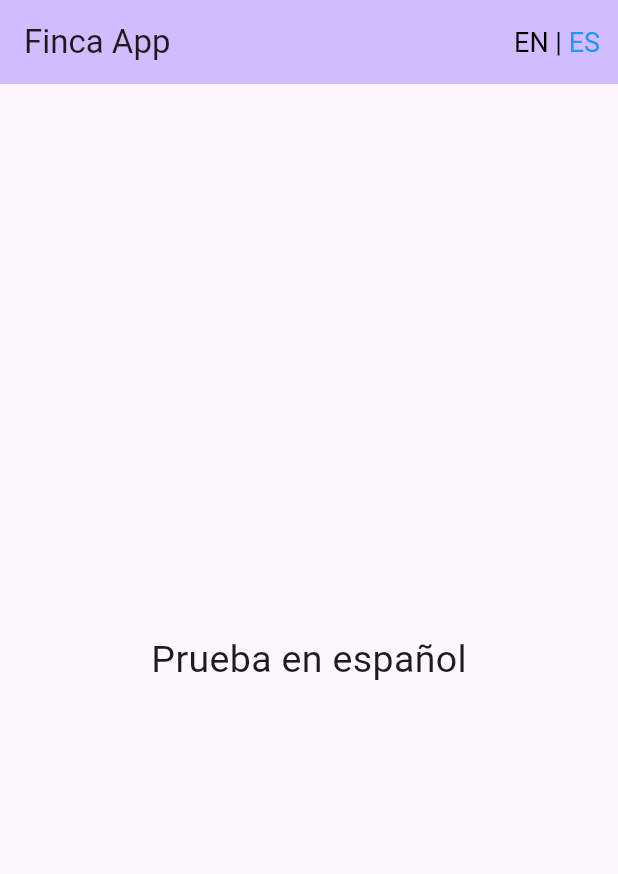
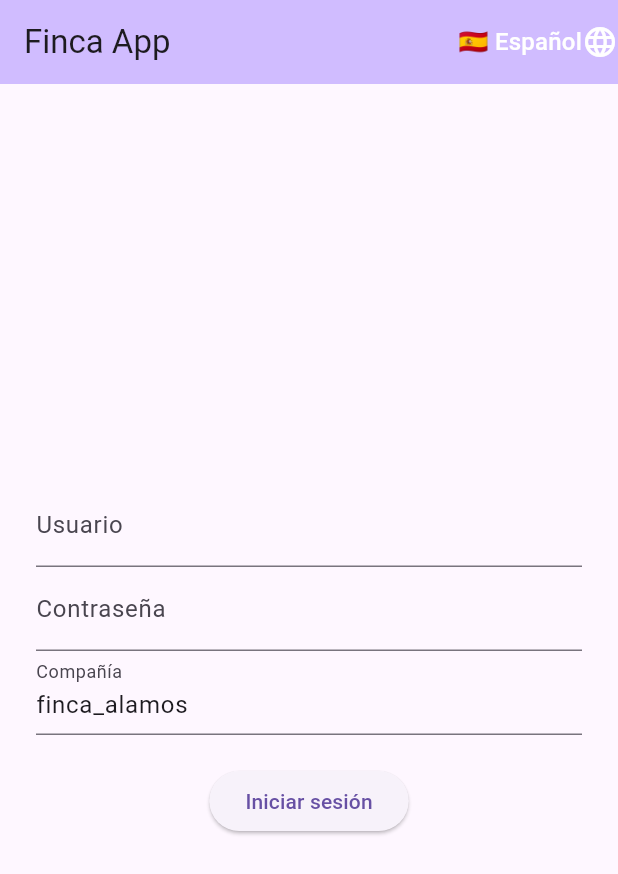
Before and after one commit to LuzCosmos/finca_app_frontend, a Flutter app: the screen it shows after launch, on a phone screen of 412 x 824 dp. Shown: the top 874 px of the screen. Run offline on Flutter 3.47's test engine with Material 3 defaults, Android fonts, the phone set to English and light mode, and no system bars; our stand-ins replace device_info_plus, equatable, flutter_bloc, logger, platform.

Commit message:
Implements platform detector and login

```diff
--- /dev/null
+++ b/lib/core/models/user_model.dart
@@ -0,0 +1,50 @@
+class Role {
+  final String id;
+  final String code;
+  final String name;
+  final String description;
+
+  Role({
+    required this.id,
+    required this.code,
+    required this.name,
+    required this.description,
+  });
+
+  factory Role.fromJson(Map<String, dynamic> json) => Role(
+    id: json['id'],
+    code: json['code'],
+    name: json['name'],
+    description: json['description'],
+  );
+}
+
+class User {
+  final String id;
+  final String username;
+  final String firstName;
+  final String lastName;
+  final String email;
+  final String tenantId;
+  final List<Role> roles;
+
+  User({
+    required this.id,
+    required this.username,
+    required this.firstName,
+    required this.lastName,
+    required this.email,
+    required this.tenantId,
+    required this.roles,
+  });
+
+  factory User.fromJson(Map<String, dynamic> json) => User(
+    id: json['id'],
+    username: json['username'],
+    firstName: json['first_name'],
+    lastName: json['last_name'],
+    email: json['email'],
+    tenantId: json['tenant_id'],
+    roles: (json['roles'] as List).map((r) => Role.fromJson(r)).toList(),
+  );
+}
--- /dev/null
+++ b/lib/core/services/auth_exception.dart
@@ -0,0 +1,7 @@
+class AuthException implements Exception {
+  final String message;
+  AuthException(this.message);
+
+  @override
+  String toString() => message;
+}
--- a/lib/l10n/app_es.arb
+++ b/lib/l10n/app_es.arb
@@ -1,4 +1,21 @@
 {
   "testMedium":"Prueba en español",
-  "general_appTitle":"Finca App"
+  "general_appTitle":"Finca App",
+
+  "appTitle": "Finca App",
+
+  "login_username": "Usuario",
+  "login_usernameRequired": "Ingrese su usuario",
+  "login_password": "Contraseña",
+  "login_passwordRequired": "Ingrese su contraseña",
+  "login_company": "Compañía",
+  "login_login": "Iniciar sesión",
+  "login_loginError": "Error al iniciar sesión, por favor intente de nuevo",
+  "login_invalidCredentials": "Credenciales incorrectas. Por favor, inténtelo de nuevo.",
+  "login_unexpectedError": "Ocurrió un error inesperado. Intente más tarde.",
+
+  "home_purchase": "Compra",
+  "home_purchaseReception": "Recepción de compra",
+  "home_massiveEvent": "Evento masivo",
+  "home_sale": "Venta"
 }
--- a/lib/l10n/app_localizations.dart
+++ b/lib/l10n/app_localizations.dart
@@ -109,6 +109,90 @@ abstract class AppLocalizations {
   /// In en, this message translates to:
   /// **'Farm App'**
   String get general_appTitle;
+
+  /// No description provided for @appTitle.
+  ///
+  /// In en, this message translates to:
+  /// **'Finca App'**
+  String get appTitle;
+
+  /// No description provided for @login_username.
+  ///
+  /// In en, this message translates to:
+  /// **'Username'**
+  String get login_username;
+
+  /// No description provided for @login_usernameRequired.
+  ///
+  /// In en, this message translates to:
+  /// **'Please enter your username'**
+  String get login_usernameRequired;
+
+  /// No description provided for @login_password.
+  ///
+  /// In en, this message translates to:
+  /// **'Password'**
+  String get login_password;
+
+  /// No description provided for @login_passwordRequired.
+  ///
+  /// In en, this message translates to:
+  /// **'Please enter your password'**
+  String get login_passwordRequired;
+
+  /// No description provided for @login_company.
+  ///
+  /// In en, this message translates to:
+  /// **'Company'**
+  String get login_company;
+
+  /// No description provided for @login_login.
+  ///
+  /// In en, this message translates to:
+  /// **'Login'**
+  String get login_login;
+
+  /// No description provided for @login_loginError.
+  ///
+  /// In en, this message translates to:
+  /// **'Login failed, please try again'**
+  String get login_loginError;
+
+  /// No description provided for @login_invalidCredentials.
+  ///
+  /// In en, this message translates to:
+  /// **'Incorrect credentials. Please try again.'**
+  String get login_invalidCredentials;
+
+  /// No description provided for @login_unexpectedError.
+  ///
+  /// In en, this message translates to:
+  /// **'An unexpected error occurred. Please try again later.'**
+  String get login_unexpectedError;
+
+  /// No description provided for @home_purchase.
+  ///
+  /// In en, this message translates to:
+  /// **'Purchase'**
+  String get home_purchase;
+
+  /// No description provided for @home_purchaseReception.
+  ///
+  /// In en, this message translates to:
+  /// **'Purchase Reception'**
+  String get home_purchaseReception;
+
+  /// No description provided for @home_massiveEvent.
+  ///
+  /// In en, this message translates to:
+  /// **'Massive Event'**
+  String get home_massiveEvent;
+
+  /// No description provided for @home_sale.
+  ///
+  /// In en, this message translates to:
+  /// **'Sale'**
+  String get home_sale;
 }
 
 class _AppLocalizationsDelegate
--- a/lib/l10n/app_localizations_es.dart
+++ b/lib/l10n/app_localizations_es.dart
@@ -13,4 +13,49 @@ class AppLocalizationsEs extends AppLocalizations {
 
   @override
   String get general_appTitle => 'Finca App';
+
+  @override
+  String get appTitle => 'Finca App';
+
+  @override
+  String get login_username => 'Usuario';
+
+  @override
+  String get login_usernameRequired => 'Ingrese su usuario';
+
+  @override
+  String get login_password => 'Contraseña';
+
+  @override
+  String get login_passwordRequired => 'Ingrese su contraseña';
+
+  @override
+  String get login_company => 'Compañía';
+
+  @override
+  String get login_login => 'Iniciar sesión';
+
+  @override
+  String get login_loginError =>
+      'Error al iniciar sesión, por favor intente de nuevo';
+
+  @override
+  String get login_invalidCredentials =>
+      'Credenciales incorrectas. Por favor, inténtelo de nuevo.';
+
+  @override
+  String get login_unexpectedError =>
+      'Ocurrió un error inesperado. Intente más tarde.';
+
+  @override
+  String get home_purchase => 'Compra';
+
+  @override
+  String get home_purchaseReception => 'Recepción de compra';
+
+  @override
+  String get home_massiveEvent => 'Evento masivo';
+
+  @override
+  String get home_sale => 'Venta';
 }
--- a/lib/main.dart
+++ b/lib/main.dart
@@ -3,6 +3,7 @@ import 'package:flutter_bloc/flutter_bloc.dart';
 import 'package:finca_app_frontend/l10n/app_localizations.dart';
 import 'package:finca_app_frontend/core/blocs/locale/locale_bloc.dart';
 import 'package:finca_app_frontend/core/utils/language.dart';
+import 'package:finca_app_frontend/modules/shared/features/auth/login_page.dart';
 
 void main() {
   runApp(const MainApp());
@@ -23,7 +24,7 @@ class MainApp extends StatelessWidget {
             locale: state.selectedLanguage.localeValue,
             supportedLocales: AppLocalizations.supportedLocales,
             localizationsDelegates: AppLocalizations.localizationsDelegates,
-            home: const MyHomePage(title: 'Finca App'),
+            home: const LoginPage(title: 'Finca App'),
           );
         },
       ),
--- /dev/null
+++ b/lib/modules/shared/features/auth/login_page.dart
@@ -0,0 +1,39 @@
+import 'package:flutter/material.dart';
+import '../../widgets/auth/login_form.dart';
+import '../../widgets/finca_scaffold.dart';
+
+class LoginPage extends StatelessWidget {
+  final String title;
+  const LoginPage({super.key, this.title = ''});
+
+  void _handleLoginSuccess(
+    BuildContext context,
+    Map<String, dynamic> loginData,
+  ) {
+    // Aquí haces navegación o asignación de estado global
+    // Ejemplo: Navigator.pushReplacementNamed(context, '/home');
+    print('Login exitoso. Usuario: ${loginData['user'].username}');
+  }
+
+  @override
+  Widget build(BuildContext context) {
+    final isWideScreen = MediaQuery.of(context).size.width > 600;
+
+    return FincaScaffold(
+      title: title,
+      body: Center(
+        child: SingleChildScrollView(
+          padding: const EdgeInsets.all(24),
+          child: ConstrainedBox(
+            constraints: BoxConstraints(
+              maxWidth: isWideScreen ? 400 : double.infinity,
+            ),
+            child: LoginForm(
+              onLoginSuccess: (data) => _handleLoginSuccess(context, data),
+            ),
+          ),
+        ),
+      ),
+    );
+  }
+}
--- /dev/null
+++ b/lib/modules/shared/widgets/auth/login_form.dart
@@ -0,0 +1,103 @@
+import 'package:flutter/material.dart';
+import '/core/services/auth_service.dart';
+import '/core/services/auth_exception.dart';
+import 'package:finca_app_frontend/l10n/app_localizations.dart';
+
+class LoginForm extends StatefulWidget {
+  final void Function(Map<String, dynamic>) onLoginSuccess;
+  final AuthService? authService;
+
+  const LoginForm({super.key, required this.onLoginSuccess, this.authService});
+
+  @override
+  State<LoginForm> createState() => _LoginFormState();
+}
+
+class _LoginFormState extends State<LoginForm> {
+  final _formKey = GlobalKey<FormState>();
+  String username = '';
+  String password = '';
+  String companyUsername = 'finca_alamos';
+
+  bool loading = false;
+  late final AuthService authService;
+
+  @override
+  void initState() {
+    super.initState();
+    authService = widget.authService ?? AuthService();
+  }
+
+  void _submit() async {
+    if (_formKey.currentState?.validate() != true) return;
+
+    setState(() => loading = true);
+
+    try {
+      final result = await authService.login(
+        username: username,
+        password: password,
+        companyUsername: companyUsername,
+      );
+      widget.onLoginSuccess(result);
+    } catch (e) {
+      final l10n = AppLocalizations.of(context)!;
+
+      String errorMessage;
+      if (e is AuthException) {
+        switch (e.message) {
+          case 'invalidCredentials':
+            errorMessage = l10n.login_invalidCredentials;
+            break;
+          default:
+            errorMessage = l10n.login_unexpectedError;
+        }
+      } else {
+        errorMessage = l10n.login_unexpectedError;
+      }
+      ScaffoldMessenger.of(
+        context,
+      ).showSnackBar(SnackBar(content: Text(errorMessage)));
+      //ScaffoldMessenger.of(context,).showSnackBar(SnackBar(content: Text(e.toString())));
+    } finally {
+      setState(() => loading = false);
+    }
+  }
+
+  @override
+  Widget build(BuildContext context) {
+    final l10n = AppLocalizations.of(context)!;
+    return Form(
+      key: _formKey,
+      child: Column(
+        children: [
+          TextFormField(
+            decoration: InputDecoration(labelText: l10n.login_username),
+            onChanged: (val) => username = val,
+            validator:
+                (val) => val!.isEmpty ? l10n.login_usernameRequired : null,
+          ),
+          TextFormField(
+            decoration: InputDecoration(labelText: l10n.login_password),
+            obscureText: true,
+            onChanged: (val) => password = val,
+            validator:
+                (val) => val!.isEmpty ? l10n.login_passwordRequired : null,
+          ),
+          TextFormField(
+            initialValue: 'finca_alamos',
+            decoration: InputDecoration(labelText: l10n.login_company),
+            onChanged: (val) => companyUsername = val,
+          ),
+          const SizedBox(height: 20),
+          loading
+              ? const CircularProgressIndicator()
+              : ElevatedButton(
+                onPressed: _submit,
+                child: Text(l10n.login_login),
+              ),
+        ],
+      ),
+    );
+  }
+}
--- /dev/null
+++ b/lib/modules/shared/widgets/finca_scaffold.dart
@@ -0,0 +1,59 @@
+import 'package:flutter/material.dart';
+import 'package:flutter_bloc/flutter_bloc.dart';
+import 'package:finca_app_frontend/core/blocs/locale/locale_bloc.dart';
+import 'package:finca_app_frontend/core/utils/language.dart';
+
+class FincaScaffold extends StatelessWidget {
+  final Widget body;
+  final String? title;
+
+  const FincaScaffold({super.key, required this.body, this.title});
+
+  @override
+  Widget build(BuildContext context) {
+    return Scaffold(
+      appBar: AppBar(
+        backgroundColor: Theme.of(context).colorScheme.inversePrimary,
+        title: Text(title ?? 'Finca App'),
+        actions: <Widget>[
+          BlocBuilder<LocaleBloc, LocaleState>(
+            builder: (context, state) {
+              return _buildLanguageSwitch(context, Theme.of(context), state);
+            },
+          ),
+        ],
+      ),
+      body: body,
+    );
+  }
+
+  Widget _buildLanguageSwitch(
+    BuildContext context,
+    ThemeData theme,
+    LocaleState state,
+  ) {
+    return DropdownButtonHideUnderline(
+      child: DropdownButton<String>(
+        value: state.selectedLanguage.locale,
+        icon: const Icon(Icons.language, color: Colors.white),
+        dropdownColor: theme.colorScheme.primary,
+        onChanged: (String? newLangCode) {
+          if (newLangCode != null) {
+            final selectedLang = languageFromCode(newLangCode);
+            context.read<LocaleBloc>().add(ChangeLanguage(selectedLang));
+          }
+        },
+        items:
+            Language.values.map((lang) {
+              return DropdownMenuItem<String>(
+                value: lang.locale,
+                child: Text(
+                  '${lang.flag} ${lang.name}',
+                  style: const TextStyle(color: Colors.white),
+                ),
+              );
+            }).toList(),
+      ),
+    );
+  }
+}
```
Also changed, not shown: lib/core/services/auth_service.dart (added, +39 -0 lines), lib/core/utils/language.dart (+13 -0 lines), lib/l10n/app_en.arb (+18 -2 lines), lib/l10n/app_localizations_en.dart (+44 -0 lines), lib/platform/detectors/device_info.dart (added, +60 -0 lines), lib/platform/detectors/platform_detector.dart (added, +30 -0 lines), lib/platform/services/platform_sevice.dart (added, +44 -0 lines), lib/platform/widgets/platform_aware_widget.dart (added, +26 -0 lines), pubspec.yaml (+13 -1 lines), pubspec.lock, 14 other files.
